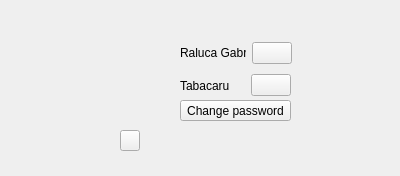
First picture: the form in updateform.ui, repository letol/shared-editor, before the edit.
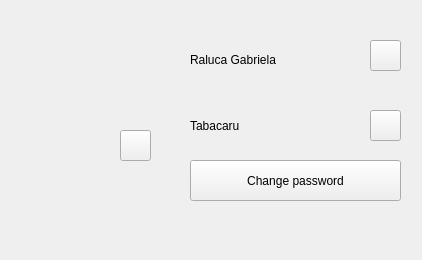
Second picture: the form after the edit. Icons and pictures are not drawn.

Commit message: Add confrimPassword dialog

The edit to the form file:
```diff
--- a/updateform.ui
+++ b/updateform.ui
@@ -6,8 +6,8 @@
    <rect>
     <x>0</x>
     <y>0</y>
-    <width>400</width>
-    <height>176</height>
+    <width>422</width>
+    <height>260</height>
    </rect>
   </property>
   <property name="windowTitle">
@@ -18,8 +18,8 @@
     <rect>
      <x>30</x>
      <y>40</y>
-     <width>111</width>
-     <height>91</height>
+     <width>121</width>
+     <height>131</height>
     </rect>
    </property>
    <property name="styleSheet">
@@ -33,31 +33,13 @@
     <string/>
    </property>
   </widget>
-  <widget class="QPushButton" name="button_password">
-   <property name="geometry">
-    <rect>
-     <x>180</x>
-     <y>100</y>
-     <width>111</width>
-     <height>21</height>
-    </rect>
-   </property>
-   <property name="text">
-    <string>Change password</string>
-   </property>
-   <property name="icon">
-    <iconset>
-     <normalon>:/images/edit.png</normalon>
-    </iconset>
-   </property>
-  </widget>
   <widget class="QPushButton" name="pushButton_image">
    <property name="geometry">
     <rect>
      <x>120</x>
      <y>130</y>
-     <width>20</width>
-     <height>21</height>
+     <width>31</width>
+     <height>31</height>
     </rect>
    </property>
    <property name="text">
@@ -69,25 +51,28 @@
     </iconset>
    </property>
   </widget>
-  <widget class="QWidget" name="">
-   <property name="geometry">
-    <rect>
-     <x>180</x>
-     <y>40</y>
-     <width>112</width>
-     <height>26</height>
-    </rect>
-   </property>
-   <layout class="QHBoxLayout" name="horizontalLayout">
-    <item>
      <widget class="QLabel" name="lbl_nome">
+   <property name="geometry">
+    <rect>
+     <x>190</x>
+     <y>30</y>
+     <width>168</width>
+     <height>60</height>
+    </rect>
+   </property>
       <property name="text">
        <string>Raluca Gabriela</string>
       </property>
      </widget>
-    </item>
-    <item>
      <widget class="QPushButton" name="pushButto_nome">
+   <property name="geometry">
+    <rect>
+     <x>370</x>
+     <y>40</y>
+     <width>31</width>
+     <height>31</height>
+    </rect>
+   </property>
       <property name="text">
        <string/>
       </property>
@@ -97,28 +82,28 @@
        </iconset>
       </property>
      </widget>
-    </item>
-   </layout>
-  </widget>
-  <widget class="QWidget" name="">
+  <widget class="QLabel" name="lbl_cognome">
    <property name="geometry">
     <rect>
-     <x>180</x>
-     <y>70</y>
-     <width>111</width>
-     <height>31</height>
+     <x>190</x>
+     <y>100</y>
+     <width>171</width>
+     <height>51</height>
     </rect>
    </property>
-   <layout class="QHBoxLayout" name="horizontalLayout_2">
-    <item>
-     <widget class="QLabel" name="label">
       <property name="text">
-       <string>Tabacaru         </string>
-      </property>
-     </widget>
-    </item>
-    <item>
+    <string>Tabacaru</string>
+   </property>
+  </widget>
      <widget class="QPushButton" name="pushButton_cognome">
+   <property name="geometry">
+    <rect>
+     <x>370</x>
+     <y>110</y>
+     <width>31</width>
+     <height>31</height>
+    </rect>
+   </property>
       <property name="text">
        <string/>
       </property>
@@ -128,9 +113,47 @@
        </iconset>
       </property>
      </widget>
-    </item>
-   </layout>
+  <widget class="QPushButton" name="button_password">
+   <property name="geometry">
+    <rect>
+     <x>190</x>
+     <y>160</y>
+     <width>211</width>
+     <height>41</height>
+    </rect>
+   </property>
+   <property name="text">
+    <string>Change password</string>
+   </property>
+   <property name="icon">
+    <iconset>
+     <normalon>:/images/edit.png</normalon>
+    </iconset>
+   </property>
   </widget>
+  <widget class="QLabel" name="lbl_error">
+   <property name="geometry">
+    <rect>
+     <x>26</x>
+     <y>213</y>
+     <width>361</width>
+     <height>31</height>
+    </rect>
+   </property>
+   <property name="text">
+    <string/>
+   </property>
+  </widget>
+  <zorder>lb_image</zorder>
+  <zorder>pushButton_image</zorder>
+  <zorder>layoutWidget</zorder>
+  <zorder>layoutWidget</zorder>
+  <zorder>lbl_nome</zorder>
+  <zorder>pushButto_nome</zorder>
+  <zorder>lbl_cognome</zorder>
+  <zorder>pushButton_cognome</zorder>
+  <zorder>lbl_error</zorder>
+  <zorder>button_password</zorder>
  </widget>
  <resources/>
  <connections/>
```
Left out of the diff: 4 changed lines with no effect on the pictures. Lines whose indentation alone changed are shown as unchanged. The commit also changes 7 other files.
